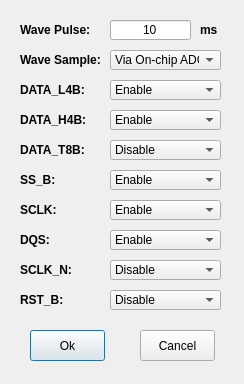
Old version of the form gui/FlexSPI-Pin-Unittest.ui in the repository JayHeng/MCU-MemTestUtility.
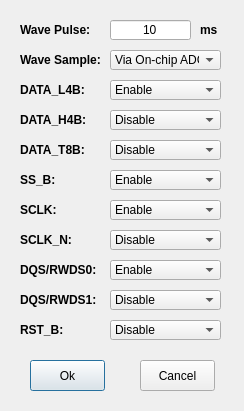
New version of the form.

```diff
--- a/gui/FlexSPI-Pin-Unittest.ui
+++ b/gui/FlexSPI-Pin-Unittest.ui
@@ -7,7 +7,7 @@
     <x>0</x>
     <y>0</y>
     <width>244</width>
-    <height>384</height>
+    <height>411</height>
    </rect>
   </property>
   <property name="windowTitle">
@@ -112,7 +112,7 @@
    <property name="geometry">
     <rect>
      <x>20</x>
-     <y>230</y>
+     <y>260</y>
      <width>100</width>
      <height>20</height>
     </rect>
@@ -124,14 +124,14 @@
     </font>
    </property>
    <property name="text">
-    <string>DQS:</string>
+    <string>DQS/RWDS0:</string>
    </property>
   </widget>
   <widget class="QLabel" name="label_sclkn">
    <property name="geometry">
     <rect>
      <x>20</x>
-     <y>260</y>
+     <y>230</y>
      <width>100</width>
      <height>20</height>
     </rect>
@@ -150,7 +150,7 @@
    <property name="geometry">
     <rect>
      <x>20</x>
-     <y>290</y>
+     <y>320</y>
      <width>100</width>
      <height>20</height>
     </rect>
@@ -252,7 +252,7 @@
    <property name="geometry">
     <rect>
      <x>110</x>
-     <y>230</y>
+     <y>260</y>
      <width>111</width>
      <height>20</height>
     </rect>
@@ -272,7 +272,7 @@
    <property name="geometry">
     <rect>
      <x>110</x>
-     <y>260</y>
+     <y>230</y>
      <width>111</width>
      <height>20</height>
     </rect>
@@ -295,7 +295,7 @@
    <property name="geometry">
     <rect>
      <x>110</x>
-     <y>290</y>
+     <y>320</y>
      <width>111</width>
      <height>20</height>
     </rect>
@@ -318,7 +318,7 @@
    <property name="geometry">
     <rect>
      <x>30</x>
-     <y>330</y>
+     <y>360</y>
      <width>75</width>
      <height>31</height>
     </rect>
@@ -331,7 +331,7 @@
    <property name="geometry">
     <rect>
      <x>140</x>
-     <y>330</y>
+     <y>360</y>
      <width>75</width>
      <height>31</height>
     </rect>
@@ -445,6 +445,9 @@
      <height>20</height>
     </rect>
    </property>
+   <property name="currentIndex">
+    <number>1</number>
+   </property>
    <item>
     <property name="text">
      <string>Enable</string>
@@ -456,6 +459,48 @@
     </property>
    </item>
   </widget>
+  <widget class="QComboBox" name="comboBox_dqs1">
+   <property name="geometry">
+    <rect>
+     <x>110</x>
+     <y>290</y>
+     <width>111</width>
+     <height>20</height>
+    </rect>
+   </property>
+   <property name="currentIndex">
+    <number>1</number>
+   </property>
+   <item>
+    <property name="text">
+     <string>Enable</string>
+    </property>
+   </item>
+   <item>
+    <property name="text">
+     <string>Disable</string>
+    </property>
+   </item>
+  </widget>
+  <widget class="QLabel" name="label_dqs1">
+   <property name="geometry">
+    <rect>
+     <x>20</x>
+     <y>290</y>
+     <width>100</width>
+     <height>20</height>
+    </rect>
+   </property>
+   <property name="font">
+    <font>
+     <weight>75</weight>
+     <bold>true</bold>
+    </font>
+   </property>
+   <property name="text">
+    <string>DQS/RWDS1:</string>
+   </property>
+  </widget>
  </widget>
  <resources/>
  <connections/>
```
Left out of the diff: 4 changed lines with no effect on the pictures.
